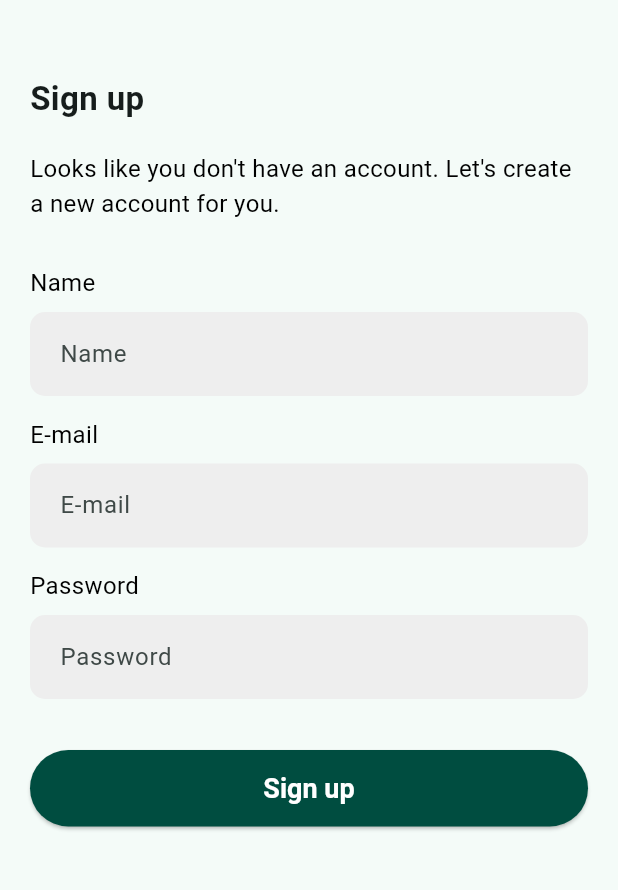
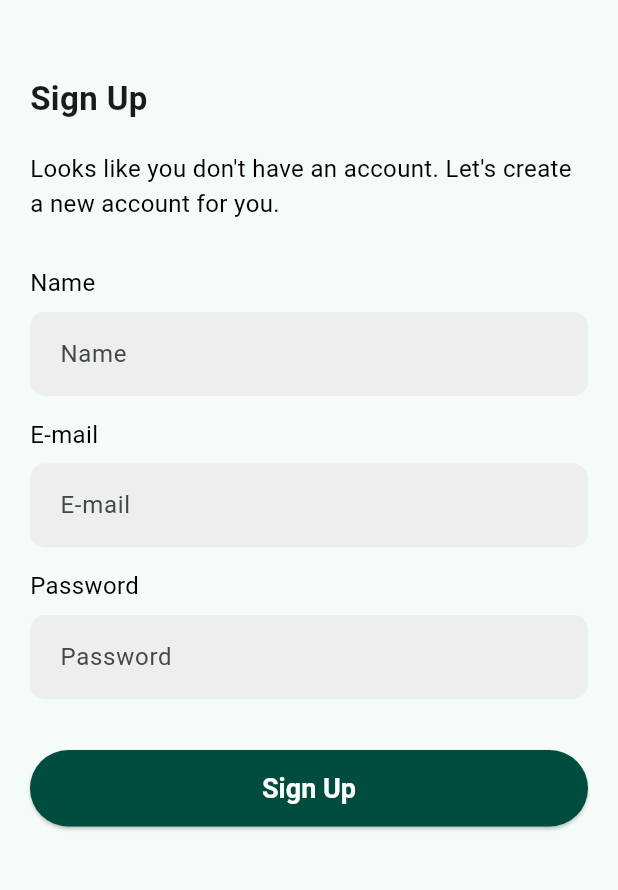
Before and after one commit to ali9issa99/Powerdown-Frontend, a Flutter app: the SignUpScreen screen opened by its route, on a phone screen of 412 x 824 dp, the part 249-1139 px from its top. Run offline on Flutter 3.47's test engine with Material 3 defaults, Android fonts, the phone set to English and light mode, and no system bars; our stand-ins replace fl_chart, flutter_svg.

Commit message:
fixing some sign up word in screen components

```diff
--- a/lib/Screens/signupScreen.dart
+++ b/lib/Screens/signupScreen.dart
@@ -23,7 +23,7 @@ class SignUpScreen extends StatelessWidget {
               ),
               const SizedBox(height: 50), // Add more space between Power Down and Sign up
               const Text(
-                'Sign up',
+                'Sign Up',
                 style: TextStyle(
                   fontSize: 22,
                   fontWeight: FontWeight.bold,
@@ -131,7 +131,7 @@ class SignUpScreen extends StatelessWidget {
                   onPressed: () {
                     // Handle sign-up action here
                   },
-                  child: const Text('Sign up'),
+                  child: const Text('Sign Up'),
                   style: ElevatedButton.styleFrom(
                     foregroundColor: Colors.white, // Set the text color to white
                     padding: const EdgeInsets.symmetric(vertical: 15),
```
